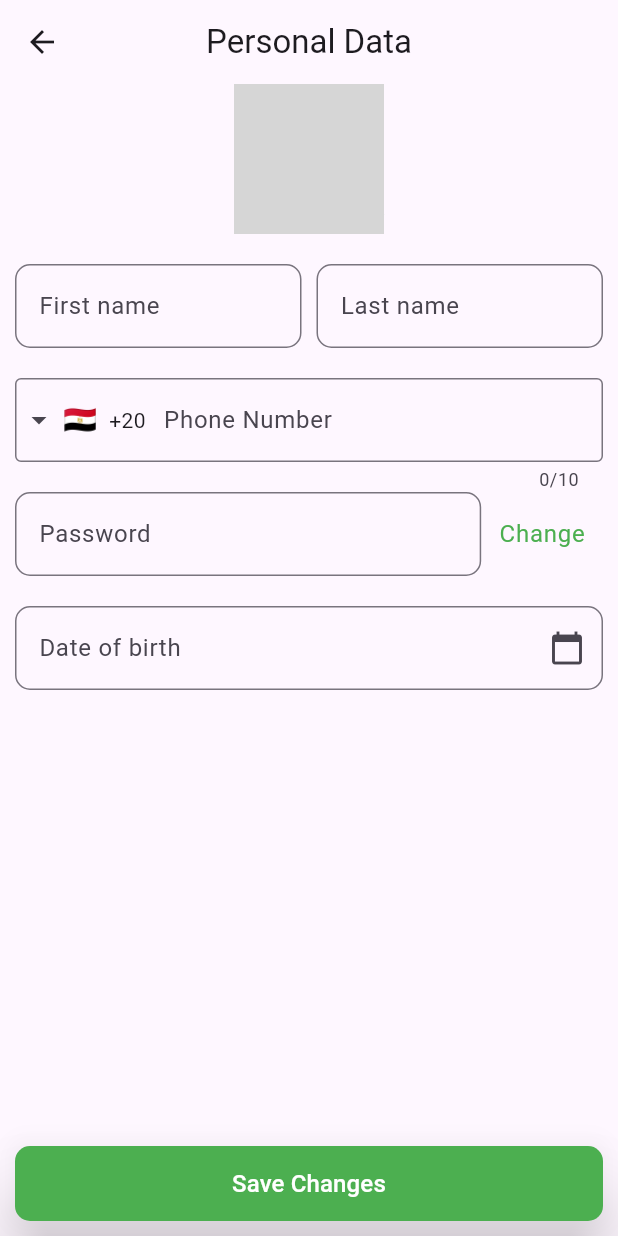
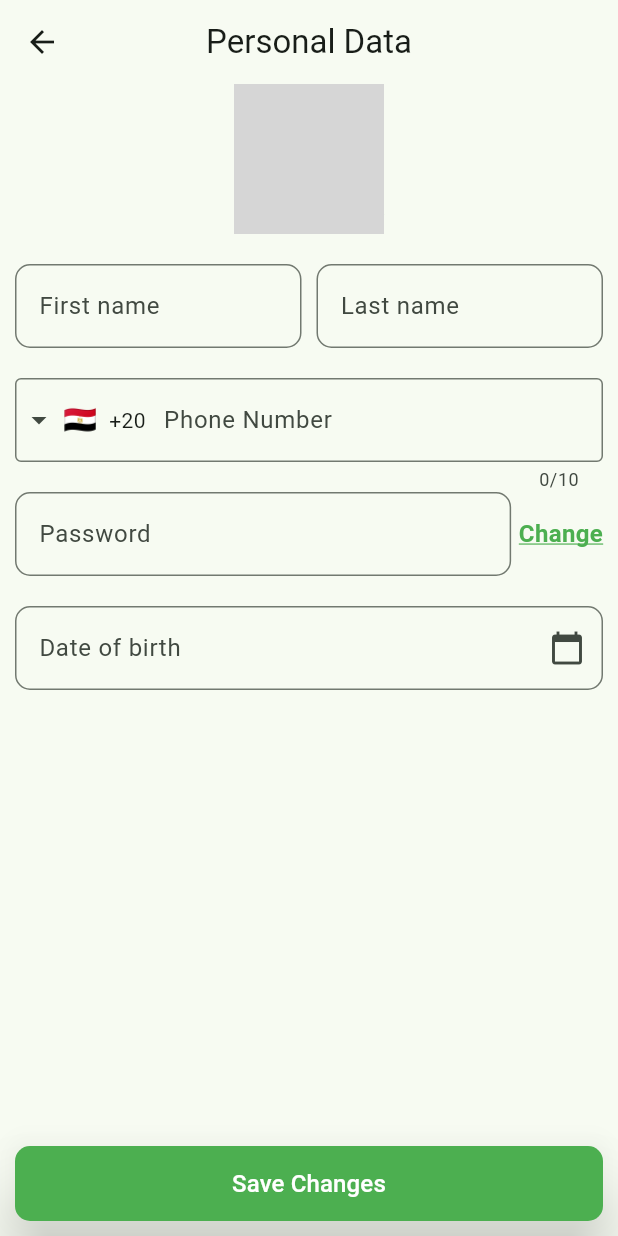
Before and after one commit to IntimeSys2025/in_time_app, a Flutter app: the PersonalDataScreen screen opened directly, on a phone screen of 412 x 824 dp. Run offline on Flutter 3.47's test engine with Material 3 defaults, Android fonts, the light colour scheme and no system bars; drawn by our look-alikes of intl_phone_field; our stand-ins replace dartz, dio, easy_localization, equatable, flutter_bloc, flutter_otp_text_field and 6 more; accounts and stored records are empty; network calls fail; grey boxes are pictures that could not be loaded.

Commit message:
create account security screen

```diff
--- a/lib/core/service_locator/service_locator.dart
+++ b/lib/core/service_locator/service_locator.dart
@@ -19,6 +19,7 @@
 import 'package:in_time_app/features/home/domain/use_cases/get_services_use_case.dart';
 import 'package:in_time_app/features/home/domain/use_cases/get_slider_use_case.dart';
 import 'package:in_time_app/features/home/domain/use_cases/sub_service_use_case.dart';
+import 'package:in_time_app/features/profile/presentation/logic/profile_cubit.dart';
 import 'package:internet_connection_checker_plus/internet_connection_checker_plus.dart';
 import '../../features/account/domain/use_cases/register_use_case.dart';
 import '../../features/home/domain/use_cases/get_appointment_in_date.dart';
@@ -52,6 +53,8 @@
       () => AppointmentCubit(
           sl<AppointmentsUseCas>(), sl<GetAvailableTimesInDateUseCase>()),
     );
+    sl.registerLazySingleton(
+          () => ProfileCubit());
 
     /// register use cases
     sl.registerLazySingleton<RegisterUseCase>(
--- a/lib/core/shared_widgets/app_text_field.dart
+++ b/lib/core/shared_widgets/app_text_field.dart
@@ -1,5 +1,6 @@
 import 'package:flutter/material.dart';
 import 'package:flutter/services.dart';
+import 'package:in_time_app/core/utils/app_colors.dart';
 
 class AppTextField extends StatelessWidget {
   final String hintText;
@@ -24,14 +25,15 @@
     this.maxLines = 1,
     this.minLines = 1,
     this.readOnly = false,
-    this.icon,required this.labelText, required this.obscureText,
+    this.icon,
+    required this.labelText,
+    required this.obscureText,
   });
 
   @override
   Widget build(BuildContext context) {
     return TextFormField(
       obscureText: obscureText,
-
       maxLines: maxLines,
       minLines: minLines,
       controller: controller,
@@ -41,8 +43,11 @@
         labelText: labelText,
         hintText: hintText,
         prefixIcon: icon,
+        focusColor: AppColors.green,
 
-        border: OutlineInputBorder(borderRadius: BorderRadius.circular(10)),
+        border: OutlineInputBorder(
+            borderRadius: BorderRadius.circular(10),
+            borderSide: BorderSide(color: AppColors.green)),
       ),
       validator: validator,
       onChanged: (value) {},
--- a/lib/features/appointment/presentation/widgets/date_selection_bottom_sheet.dart
+++ b/lib/features/appointment/presentation/widgets/date_selection_bottom_sheet.dart
@@ -106,7 +106,7 @@
                         TableCalendar(
                           firstDay: DateTime.now().toUtc(),
                           // lastDay: DateTime.utc(2030, 8, 31),
-                          lastDay: DateTime.now().toUtc().add(Duration(days: 365)),
+                          lastDay: DateTime.now().toUtc().add(const Duration(days: 365)),
                           eventLoader: getEventForDay,
                           focusedDay: _focusedDay,
                           calendarFormat: _calendarFormat,
--- /dev/null
+++ b/lib/features/profile/presentation/logic/profile_cubit.dart
@@ -0,0 +1,31 @@
+import 'package:equatable/equatable.dart';
+import 'package:flutter_bloc/flutter_bloc.dart';
+part 'profile_states.dart';
+
+class ProfileCubit extends Cubit<ProfileState> {
+  ProfileCubit() : super(InitialProfileState());
+
+
+
+bool rememberPass = false;
+bool faceId = false;
+bool biometric = false;
+
+
+  void toggleSwitch(String key, bool value) {
+    // final updatedState = Map<String, bool>.from(state);
+    // updatedState[key] = value;
+    if(key == 'rememberPassword'){
+      rememberPass = value;
+      // return;
+    }else if(key == 'faceId'){
+      faceId = value;
+      // return;
+    }else if(key == 'biometricId'){
+      biometric = value;
+      // return;
+    }
+    emit(InitialProfileState());
+    emit(UpdateSecurityKey());
+  }
+}
--- /dev/null
+++ b/lib/features/profile/presentation/logic/profile_states.dart
@@ -0,0 +1,12 @@
+part of 'profile_cubit.dart';
+
+ class ProfileState extends Equatable {
+  @override
+  List<Object?> get props => [];
+}
+ class InitialProfileState extends ProfileState{
+
+}
+ class UpdateSecurityKey extends ProfileState{
+
+}
--- a/lib/features/profile/presentation/screens/personal_data_screen.dart
+++ b/lib/features/profile/presentation/screens/personal_data_screen.dart
@@ -5,6 +5,8 @@
 import 'package:in_time_app/core/shared_widgets/app_text_button.dart';
 import 'package:in_time_app/core/shared_widgets/app_text_field.dart';
 import 'package:in_time_app/core/utils/app_colors.dart';
+import 'package:in_time_app/core/utils/app_font_size.dart';
+import 'package:in_time_app/features/profile/presentation/screens/change_password_screen.dart';
 import 'package:intl_phone_field/intl_phone_field.dart';
 
 class PersonalDataScreen extends StatelessWidget {
@@ -99,7 +101,25 @@
                       hintText: '',
                       controller: TextEditingController()),
                 ),
-                AppTextButton(title: 'Change',)
+                5.widthSpace,
+                GestureDetector(
+                  onTap: () {
+                    // Navigator.push(
+                    //     context,
+                    //     MaterialPageRoute(
+                    //       builder: (context) => ChangePasswordScreen(),
+                    //     ));
+                  },
+                  child: const Text(
+                    'Change',
+                    style: TextStyle(
+                        color: AppColors.green,
+                        fontSize: AppFontSize.fontSize16,
+                        fontWeight: FontWeight.w600,
+                        decoration: TextDecoration.underline,
+                        decorationColor: AppColors.green),
+                  ),
+                )
               ],
             ),
             20.heightSpace,
@@ -144,15 +164,15 @@
           ],
         ),
       ),
-      bottomNavigationBar:
-          SafeArea(
-            child: Padding(
-              padding: EdgeInsets.symmetric(vertical: 10,horizontal: 10),
-              child: AppButtonWidget(title: 'Save Changes',
-                  backgroundColor: AppColors.green,
-                  onPressed: () {}),
-            ),
-          ),
+      bottomNavigationBar: SafeArea(
+        child: Padding(
+          padding: EdgeInsets.symmetric(vertical: 10, horizontal: 10),
+          child: AppButtonWidget(
+              title: 'Save Changes',
+              backgroundColor: AppColors.green,
+              onPressed: () {}),
+        ),
+      ),
     );
   }
 }
```
Also changed, not shown: lib/features/profile/presentation/screens/account_security_screen.dart (added, +100 -0 lines), lib/features/profile/presentation/screens/change_password_screen.dart (+28 -0 lines), lib/features/profile/presentation/widget/personal_info_section.dart (+8 -1 lines), lib/main.dart (+8 -5 lines).
